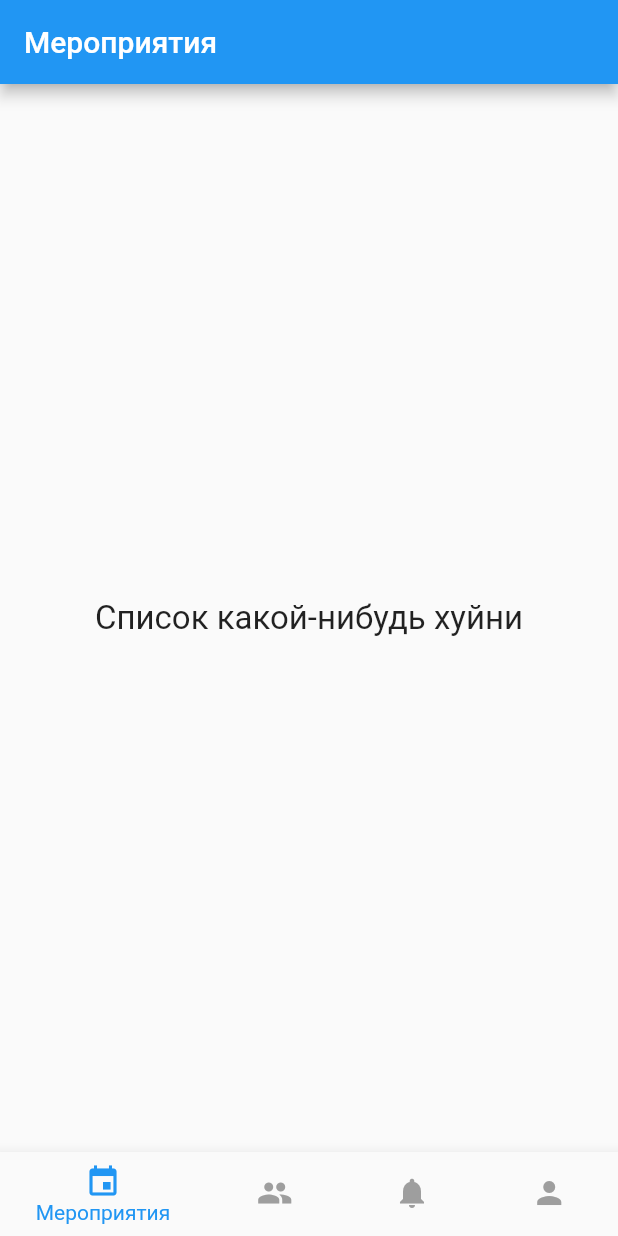
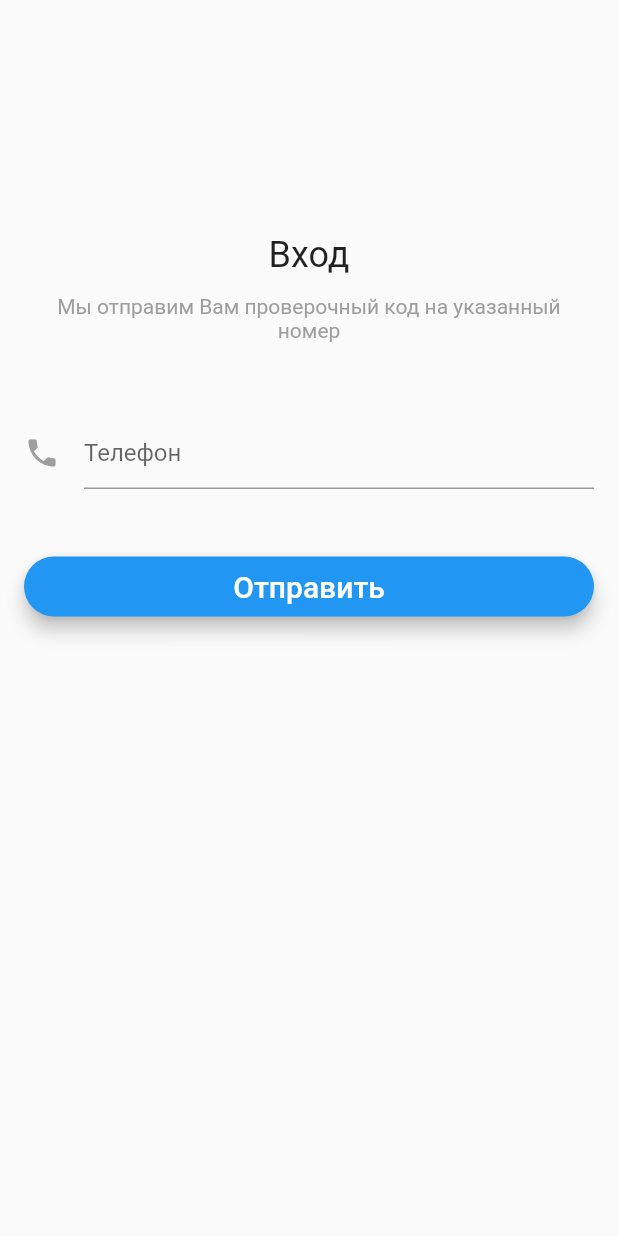
Before and after one commit to Arston24/hackathon-good-company, a Flutter app: the screen it shows after launch, on a phone screen of 412 x 824 dp. Run offline on Flutter 3.47's test engine with Material 2 defaults, Android fonts, the phone set to English and light mode, and no system bars; our stand-ins replace cloud_firestore, firebase_auth, firebase_core; accounts and stored records are empty; project files that could hold a hidden picture were left out.

Commit message:
add some pages

```diff
--- /dev/null
+++ b/lib/ui/auth/input_phone_number_screen.dart
@@ -0,0 +1,114 @@
+import 'package:flutter/material.dart';
+import 'package:firebase_auth/firebase_auth.dart';
+
+import '../home.dart';
+import 'input_code_screen.dart';
+
+class InputPhoneNumberScreen extends StatefulWidget {
+  @override
+  State<StatefulWidget> createState() => new _InputPhoneNumberScreen();
+}
+
+class _InputPhoneNumberScreen extends State<InputPhoneNumberScreen> {
+  final _formKey = GlobalKey<FormState>();
+
+  final _phoneController = TextEditingController();
+  final _codeController = TextEditingController();
+
+
+  String _phone;
+  String _errorMessage;
+
+  bool _isLoginForm;
+  bool _isLoading;
+
+  @override
+  Widget build(BuildContext context) {
+    return Scaffold(
+        body: Stack(
+      children: <Widget>[
+        _showForm(),
+      ],
+    ));
+  }
+
+  Widget showPhoneInput() {
+    return Padding(
+      padding: const EdgeInsets.fromLTRB(0.0, 50.0, 0.0, 0.0),
+      child: TextFormField(
+          controller: _phoneController,
+          maxLines: 1,
+          keyboardType: TextInputType.phone,
+          autofocus: false,
+          decoration: InputDecoration(
+              hintText: 'Телефон',
+              icon: Icon(
+                Icons.phone,
+                color: Colors.grey,
+              )),
+          validator: (value) {
+            if (value.isEmpty) {
+              return 'Введите номер';
+            }
+            return null;
+          }),
+    );
+  }
+
+  Widget showButton() {
+    return Padding(
+        padding: EdgeInsets.fromLTRB(0.0, 45.0, 0.0, 0.0),
+        child: SizedBox(
+          height: 40.0,
+          child: RaisedButton(
+            elevation: 5.0,
+            shape: RoundedRectangleBorder(
+                borderRadius: BorderRadius.circular(30.0)),
+            color: Colors.blue,
+            child: Text('Отправить',
+                style: TextStyle(fontSize: 20.0, color: Colors.white)),
+            onPressed: () {
+              final phone = _phoneController.text.trim();
+              if (phone.isNotEmpty) {
+                Navigator.push(
+                    context,
+                    MaterialPageRoute(
+                        builder: (context) => InputCodeScreen(
+                              phoneNumber: phone,
+                            )));
+              }
+//              loginUser(phone, context);
+            },
+          ),
+        ));
+  }
+
+  Widget _showForm() {
+    return Container(
+        margin: const EdgeInsets.only(top: 140.0),
+        padding: EdgeInsets.all(16.0),
+        child: Form(
+          key: _formKey,
+          child: ListView(
+            shrinkWrap: true,
+            children: <Widget>[
+              Container(
+                  child: Text(
+                'Вход',
+                style: TextStyle(fontSize: 24),
+                textAlign: TextAlign.center,
+              )),
+              Container(
+                  padding: EdgeInsets.only(top: 12),
+                  child: Text(
+                    'Мы отправим Вам проверочный код на указанный номер',
+                    style: TextStyle(fontSize: 14, color: Colors.grey),
+                    textAlign: TextAlign.center,
+                  )),
+              showPhoneInput(),
+              showButton(),
+            ],
+          ),
+        ));
+  }
+}
```
Also changed, not shown: lib/data/model/user.dart (+42 -66 lines), lib/data/user_repository.dart (+8 -5 lines), lib/ui/auth/input_code_screen.dart (added, +147 -0 lines), lib/ui/auth/registration_screen.dart (added, +169 -0 lines), lib/ui/intro_screen.dart (+7 -5 lines), 1 other file.
